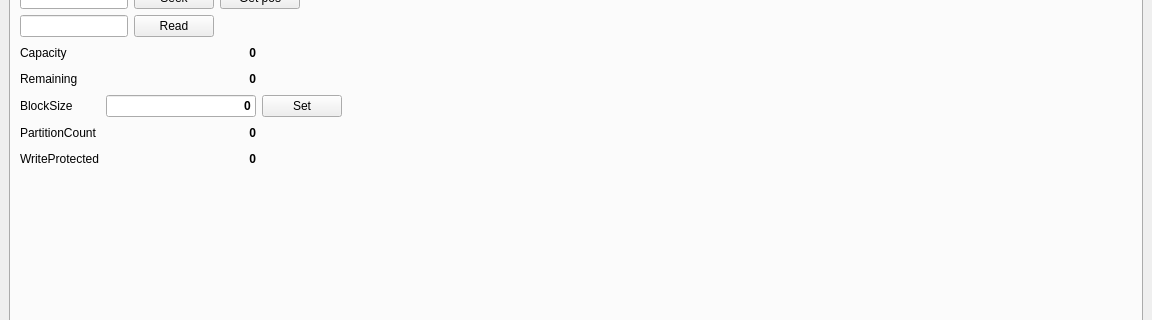
First picture: the form in mainwindow.ui, repository morozanime/myTape, before the edit; both pictures show x 0 to 1152 and y 113 to 433 of the 1152 by 779 pixel window.
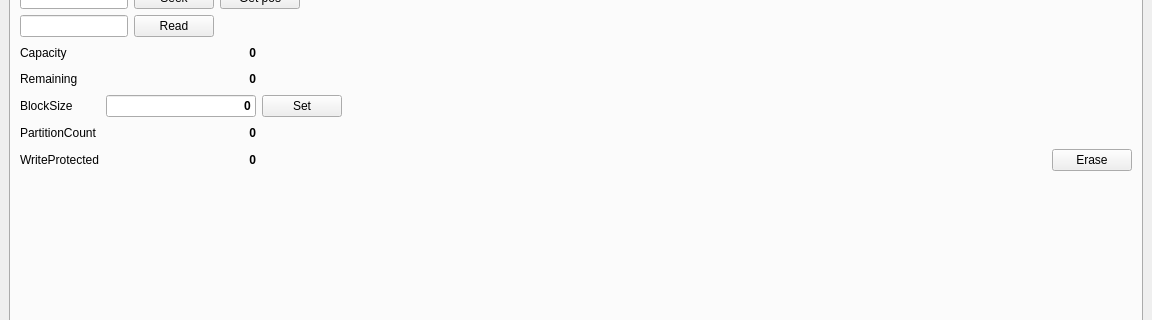
Second picture: the form after the edit. The open tabs and pages were chosen to show the change.

```diff
--- a/mainwindow.ui
+++ b/mainwindow.ui
@@ -461,6 +461,9 @@
        </layout>
       </widget>
       <widget class="QWidget" name="tabMedia">
+       <property name="enabled">
+        <bool>true</bool>
+       </property>
        <attribute name="title">
         <string>Media</string>
        </attribute>
@@ -853,6 +856,13 @@
             </property>
            </spacer>
           </item>
+          <item>
+           <widget class="QPushButton" name="pushButton_MediaErase">
+            <property name="text">
+             <string>Erase</string>
+            </property>
+           </widget>
+          </item>
          </layout>
         </item>
         <item>
```
Left out of the diff: 6 changed lines with no effect on the pictures.
